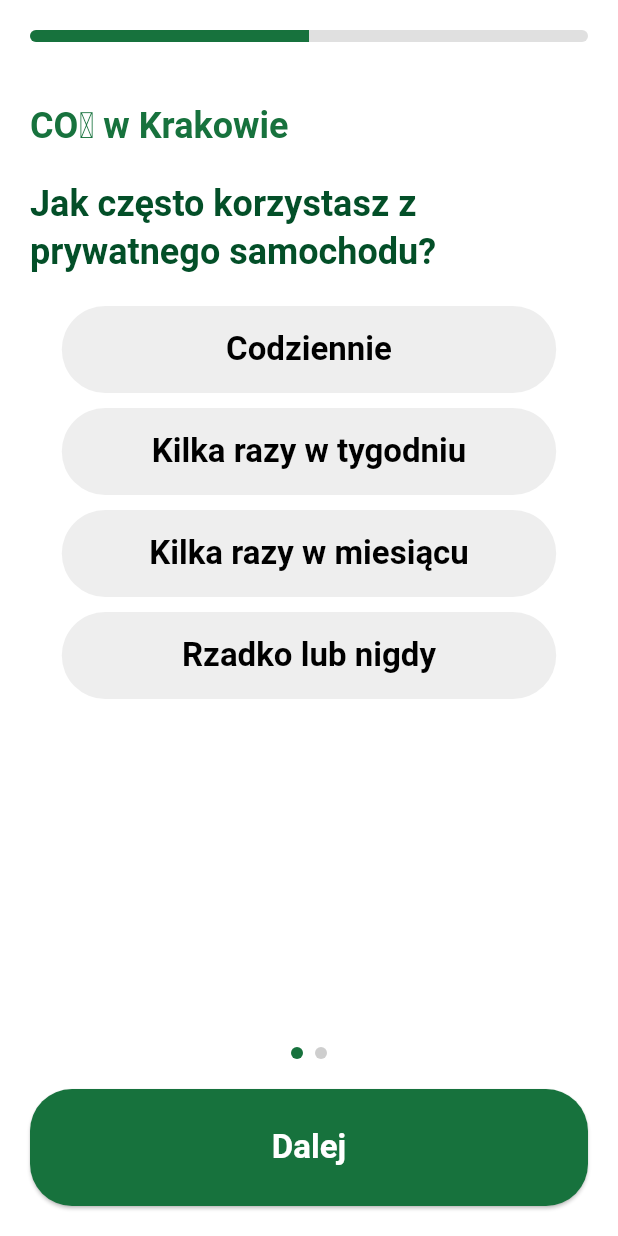
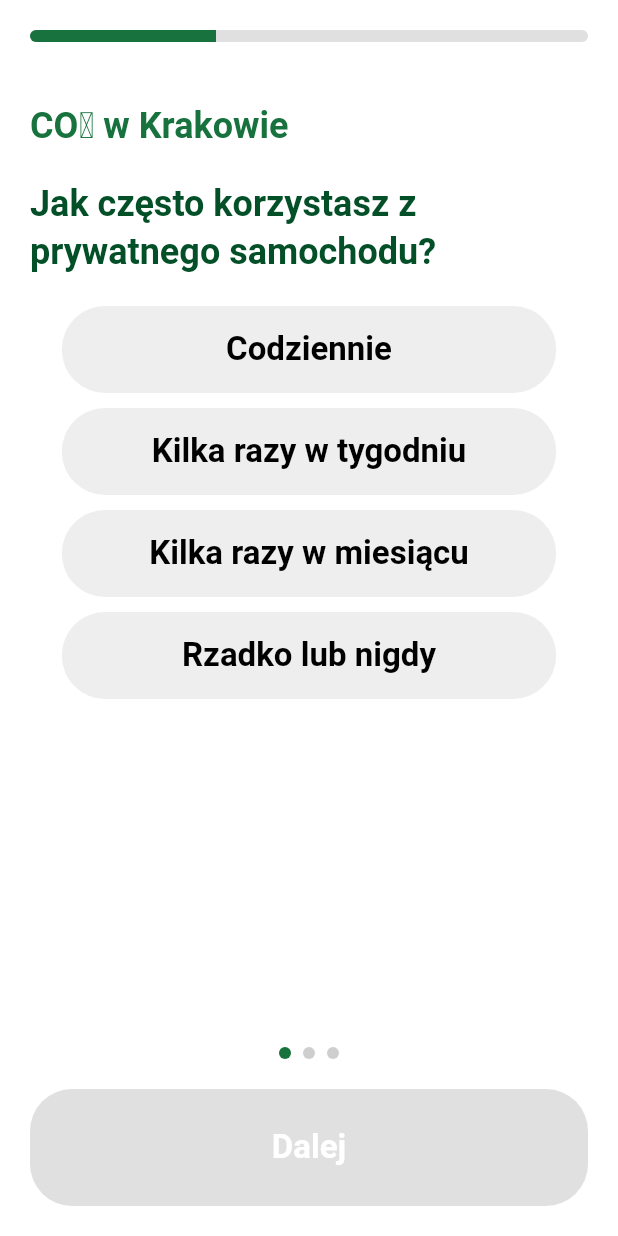
Before and after one commit to MeCatooo/HackYeah2024, a Flutter app: the SurveyScreen screen opened directly, on a phone screen of 412 x 824 dp. Run offline on Flutter 3.47's test engine with Material 3 defaults, Android fonts, the phone set to English and light mode, and no system bars; our stand-ins replace flutter_riverpod, shared_preferences; accounts and stored records are empty.

Commit message:
Add possiblity for carbon counting

```diff
--- a/co2unter/lib/features/survey/presentation/survey_screen.dart
+++ b/co2unter/lib/features/survey/presentation/survey_screen.dart
@@ -4,6 +4,7 @@ import 'package:flutter/material.dart';
 import '../../../common/widgets/wide_button.dart';
 import '../widgets/answer_bubble.dart';
 import '../widgets/progress_bar.dart';
+import 'package:collection/collection.dart';
 
 class SurveyScreen extends StatefulWidget {
   const SurveyScreen({Key? key}) : super(key: key);
@@ -33,17 +34,16 @@ class _SurveyScreenState extends State<SurveyScreen> {
         'Rzadko lub nigdy'
       ],
     ),
-    // {
-    //   'question': 'Jak często korzystasz z roweru lub chodzisz pieszo?',
-    //   'options': [
-    //     'Codziennie',
-    //     'Kilka razy w tygodniu',
-    //     'Kilka razy w miesiącu',
-    //     'Rzadko lub nigdy'
-    //   ],
-    // },
+      Question('Jak często korzystasz z roweru lub chodzisz pieszo?',
+       [
+        'Codziennie',
+        'Kilka razy w tygodniu',
+        'Kilka razy w miesiącu',
+        'Rzadko lub nigdy'
+      ],
+      ),
   ];
-  final List<String> _answers = List.filled(3, '');
+  final List<int> _answers = List.filled(3, 0);
 
   @override
   Widget build(BuildContext context) {
@@ -81,7 +81,7 @@ class _SurveyScreenState extends State<SurveyScreen> {
                       text: _currentPage == _questions.length - 1
                           ? 'Zakończ ankietę'
                           : 'Dalej',
-                      onPressed: _answers[_currentPage] != null
+                      onPressed: _answers[_currentPage] != 0
                           ? () {
                               if (_currentPage < _questions.length - 1) {
                                 _pageController.nextPage(
@@ -132,7 +132,7 @@ class _SurveyScreenState extends State<SurveyScreen> {
                 ),
           ),
           const SizedBox(height: 20),
-          ...questionData[questionIndex].options.map<Widget>((option) {
+          ...questionData[questionIndex].options.mapIndexed<Widget>((i, option) {
             return Center(
               child: SizedBox(
                 width: MediaQuery.of(context).size.width * 0.8,
@@ -140,10 +140,10 @@ class _SurveyScreenState extends State<SurveyScreen> {
                   padding: const EdgeInsets.only(bottom: 10),
                   child: AnswerBubble(
                     text: option,
-                    isSelected: _answers[questionIndex] == option,
+                    isSelected: _answers[questionIndex] == i + 1,
                     onTap: () {
                       setState(() {
-                        _answers[questionIndex] = option;
+                        _answers[questionIndex] = i + 1;
                       });
                     },
                   ),
--- a/co2unter/pubspec.yaml
+++ b/co2unter/pubspec.yaml
@@ -19,6 +19,7 @@ dependencies:
   riverpod_annotation: any
   shared_preferences: ^2.3.2
   progress_state_button: ^1.0.4
+  collection: ^1.18.0
 
 dev_dependencies:
   flutter_test:
```
Also changed, not shown: co2unter/pubspec.lock.
